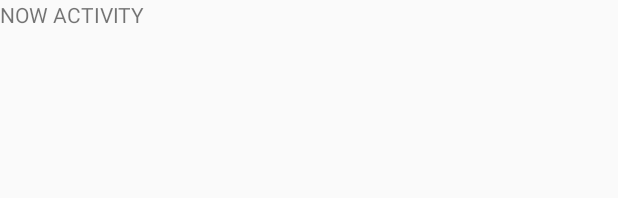
After one commit to natasak/MusicalStructureApp, an Android app: the layout now_playing.xml on its own in the app's theme, with its tools: preview values and no code run, on a phone screen of 412 x 824 dp. The commit adds this screen. Shown: the top 198 px of the screen. Run offline under Robolectric (Android 15) with nearby library versions, the phone set to English and light mode, and no system bars.

Commit message:
Added new intent for Now Playing screen.

```diff
--- /dev/null
+++ b/app/src/main/res/layout/now_playing.xml
@@ -0,0 +1,12 @@
+<?xml version="1.0" encoding="utf-8"?>
+<android.support.constraint.ConstraintLayout
+    xmlns:android="http://schemas.android.com/apk/res/android" android:layout_width="match_parent"
+    android:layout_height="match_parent">
+
+    <TextView
+        android:layout_width="wrap_content"
+        android:layout_height="wrap_content"
+        android:text="NOW ACTIVITY"/>
+
+
+</android.support.constraint.ConstraintLayout>
--- a/app/src/main/res/values/strings.xml
+++ b/app/src/main/res/values/strings.xml
@@ -9,4 +9,7 @@
 
     <!-- Category name for travelling [CHAR LIMIT=20] -->
     <string name="category_travelling">For travelling</string>
+
+    <!-- Now Playing [CHAR LIMIT=20] -->
+    <string name="now_playing">Now playing</string>
 </resources>
```
Also changed, not shown: app/src/main/AndroidManifest.xml (+10 -0 lines), app/src/main/java/com/example/natasa/musicalstructureapp/ChildrenActivity.java (+29 -0 lines), app/src/main/java/com/example/natasa/musicalstructureapp/NowPlayingActivity.java (added, +16 -0 lines).
